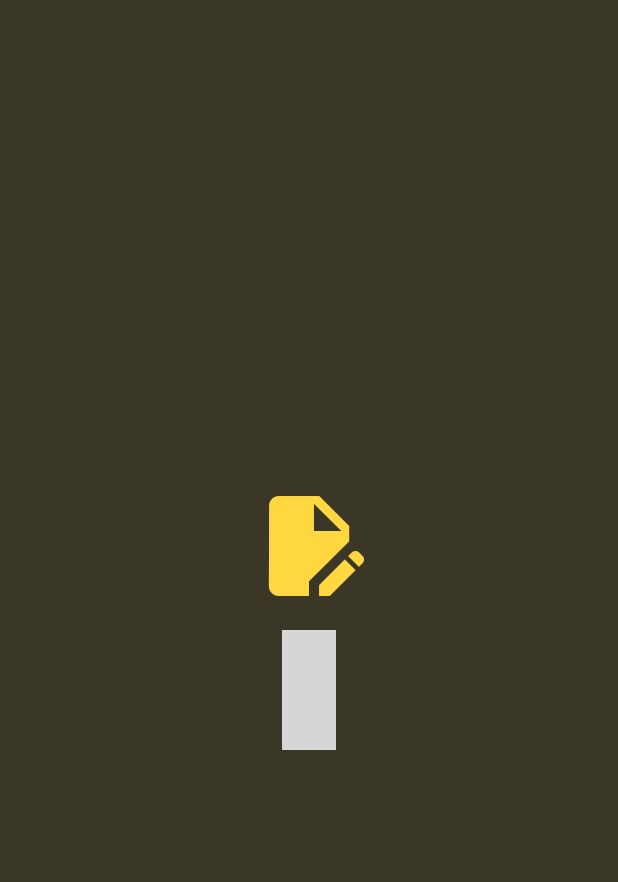
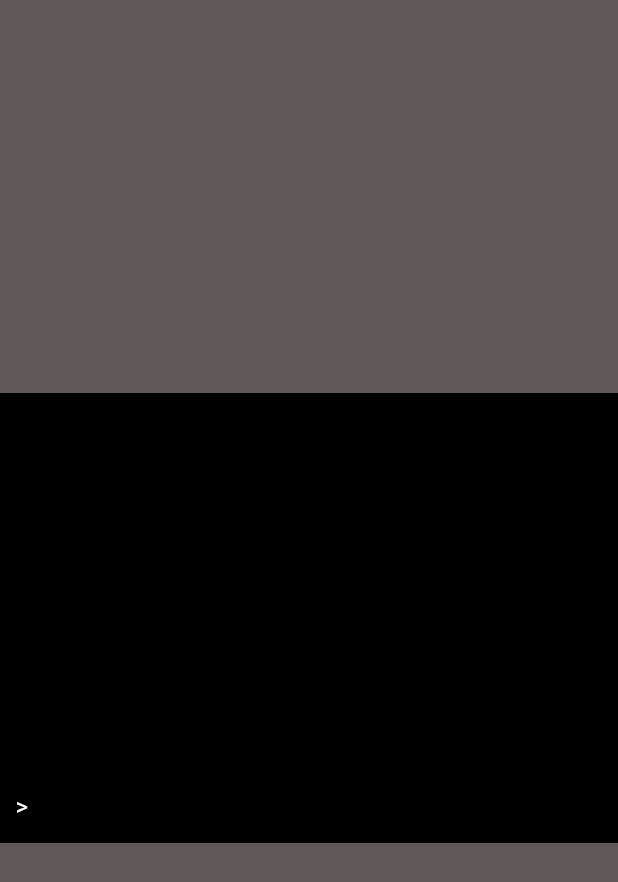
Before and after one commit to emilakerman/emilakerman_website, a Flutter app: the screen it shows after launch, on a phone screen of 412 x 824 dp. Shown: the top 882 px of the screen. Run offline on Flutter 3.47's test engine with Material 3 defaults, Android fonts, the phone set to English and light mode, and no system bars; our stand-ins replace simple_icons; missing offline and left inert: dart:html; grey boxes are pictures that could not be loaded.

Commit message:
added a terminal with some commands

```diff
--- /dev/null
+++ b/lib/terminal.dart
@@ -0,0 +1,93 @@
+import 'package:emilakerman_website/text_field_history.dart';
+import 'package:flutter/material.dart';
+
+class CustomTerminal extends StatefulWidget {
+  const CustomTerminal({super.key});
+
+  @override
+  State<CustomTerminal> createState() => _CustomTerminalState();
+}
+
+class _CustomTerminalState extends State<CustomTerminal> {
+  final TextEditingController _textFieldController = TextEditingController();
+  FocusNode myFocusNode = FocusNode();
+
+  void saveTextAndDisplayInTerminal(String text) {
+    checkInput(text);
+    setState(() {
+      history.add(text);
+    });
+  }
+
+  void checkInput(String text) {
+    switch (text) {
+      case 'cd':
+        print('opened folder!');
+      case 'ls':
+        print('showing contents of folder!');
+      case 'mkdir':
+        print('created folder!');
+      default:
+        print('uknown command!');
+    }
+  }
+
+  @override
+  Widget build(BuildContext context) {
+    return MaterialApp(
+      debugShowCheckedModeBanner: false,
+      home: Scaffold(
+        backgroundColor: const Color.fromARGB(255, 96, 88, 88),
+        body: Center(
+          child: Container(
+            width: 600,
+            height: 300,
+            color: Colors.black,
+            child: Padding(
+              padding: const EdgeInsets.symmetric(horizontal: 10),
+              child: Column(
+                mainAxisAlignment: MainAxisAlignment.end,
+                children: [
+                  _buildHistoryList(),
+                  TextField(
+                    controller: _textFieldController,
+                    focusNode: myFocusNode,
+                    onSubmitted: (value) {
+                      saveTextAndDisplayInTerminal(value);
+                      _textFieldController.clear();
+                      myFocusNode.requestFocus();
+                    },
+                    showCursor: false,
+                    decoration: const InputDecoration(
+                      border: InputBorder.none,
+                      hintText: '>',
+                      hintStyle: TextStyle(
+                        color: Colors.white,
+                      ),
+                    ),
+                    style: const TextStyle(color: Colors.white),
+                  ),
+                ],
+              ),
+            ),
+          ),
+        ),
+      ),
+    );
+  }
+
+  Widget _buildHistoryList() {
+    return Expanded(
+      child: ListView.builder(
+        itemCount: history.length,
+        itemBuilder: (_, index) => Text(
+          history[index],
+          textAlign: TextAlign.left,
+          style: const TextStyle(
+            color: Colors.white,
+          ),
+        ),
+      ),
+    );
+  }
+}
--- /dev/null
+++ b/lib/text_field_history.dart
@@ -0,0 +1,2 @@
+// List that contains what the user has entered into the terminal.
+List<String> history = [];
```
Also changed, not shown: lib/main.dart (+4 -3 lines), pubspec.lock, 1 other file.
